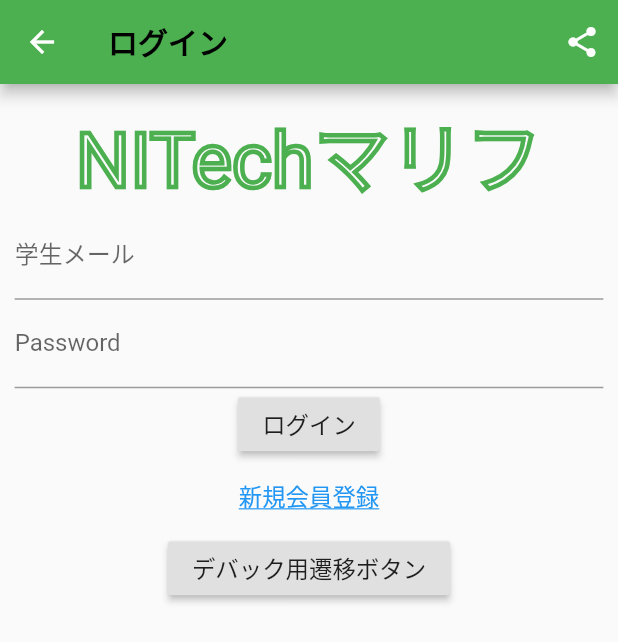
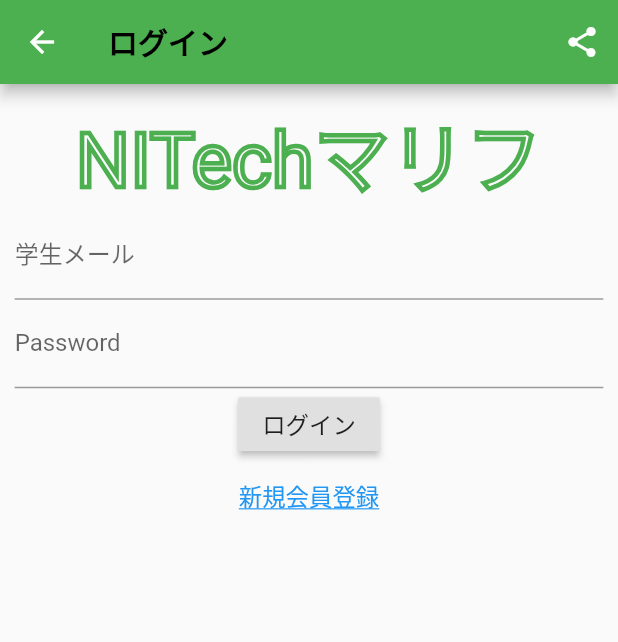
Before and after one commit to CoreForceNITech/share_box, a Flutter app: the screen it shows after launch, on a phone screen of 412 x 824 dp. Shown: the top 642 px of the screen. Run offline on Flutter 3.47's test engine with Material 2 defaults, Android fonts, the phone set to English and light mode, and no system bars; our stand-ins replace firebase_auth, firebase_core, flutter_secure_storage, get, share_plus; accounts and stored records are empty.

Commit message:
ver0.3.0.5 形式の整理

```diff
--- a/lib/Pages/announcement.dart
+++ b/lib/Pages/announcement.dart
@@ -9,7 +9,6 @@ class Announcement extends StatefulWidget {
 }
 
 class _AnnouncementState extends State<Announcement> {
-
   @override
   Widget build(BuildContext context) {
     //web,Android上の戻るボタン
--- a/lib/Pages/home.dart
+++ b/lib/Pages/home.dart
@@ -63,7 +63,7 @@ class _HomeState extends State<Home> {
             ),
           ),
         ),
-        bottomNavigationBar: MyDrawer.myBottomNavigationBar(context,0),
+        bottomNavigationBar: MyDrawer.myBottomNavigationBar(context, 0),
       ),
     );
   }
--- a/lib/Pages/login.dart
+++ b/lib/Pages/login.dart
@@ -1,4 +1,3 @@
-import 'package:firebase_auth/firebase_auth.dart';
 import 'package:flutter/material.dart';
 import 'package:share_box/Pages/home.dart';
 import 'package:share_box/Pages/new_register.dart';
@@ -6,8 +5,6 @@ import 'package:share_box/my_class/firebase_auth_error.dart';
 import 'package:share_box/my_class/firebase_auth_login.dart';
 import 'package:share_box/my_class/my_drawer.dart';
 import 'package:share_box/utils/dimensions.dart';
-
-final FirebaseAuth auth = FirebaseAuth.instance;
 
 class Login extends StatefulWidget {
   @override
@@ -93,13 +90,12 @@ class _LoginState extends State<Login> {
                     //フォームの入力内容を代入
                     _id = idController.text;
                     _password = passwordController.text;
-
                     final FirebaseAuthResultStatus signInResult =
-                    await FirebaseLogin.signInId(_id, _password);
+                        await FirebaseLogin.signInId(_id, _password);
                     if (signInResult != FirebaseAuthResultStatus.Successful) {
                       final errorMessage =
-                      FirebaseAuthExceptionHandler.exceptionMessage(
-                          signInResult);
+                          FirebaseAuthExceptionHandler.exceptionMessage(
+                              signInResult);
                       FirebaseLogin.showErrorDialog(context, errorMessage);
                     } else {
                       ScaffoldMessenger.of(context).showSnackBar(
@@ -121,19 +117,6 @@ class _LoginState extends State<Login> {
                     MyDrawer.movePage(context, NewRegister());
                   },
                 ),
-                RaisedButton(
-                  child: Text(
-                    'デバック用遷移ボタン',
-                    style: TextStyle(
-                      fontSize: Dimensions.font16,
-                    ),
-                  ),
-                  onPressed: () async {
-                    _id = idController.text;
-                    _password = passwordController.text;
-                    await MyDrawer.movePage(context, Home());
-                  },
-                ),
               ],
             ),
           ),
--- a/lib/Pages/main.dart
+++ b/lib/Pages/main.dart
@@ -8,19 +8,10 @@ import 'package:get/get.dart';
 import 'package:provider/provider.dart';
 import 'package:share_box/Pages/home.dart';
 import 'package:share_box/Pages/login.dart';
+import 'package:share_box/my_class/firebase_auth_login.dart';
 import 'package:share_box/my_class/my_drawer.dart';
 
 final FirebaseAuth auth = FirebaseAuth.instance;
-
-// 更新可能なデータ
-class UserState extends ChangeNotifier {
-  User? _user;
-
-  void setUser(User newUser) {
-    _user = newUser;
-    notifyListeners();
-  }
-}
 
 void main() async {
   //firebaseの呼び出し
@@ -33,18 +24,16 @@ void main() async {
       exit(1);
     }
   };
-  runApp(MyApp());
+  runApp(const MyApp());
 }
 
 class MyApp extends StatelessWidget {
-  MyApp({Key? key}) : super(key: key);
-
-  final UserState userState = UserState();
+  const MyApp({Key? key}) : super(key: key);
 
   @override
   Widget build(BuildContext context) {
     return ChangeNotifierProvider<UserState>(
-      create: (context) => userState,
+      create: (context) => UserState(),
       child: GetMaterialApp(
         //demoの赤帯削除
         debugShowCheckedModeBanner: false,
@@ -53,7 +42,7 @@ class MyApp extends StatelessWidget {
           //アプリ全体のテーマ色は緑
           primarySwatch: Colors.green,
         ),
-        home: MyHomePage(title: 'StartPage!'),
+        home: const MyHomePage(title: 'StartPage!'),
       ),
     );
   }
@@ -68,7 +57,7 @@ class MyHomePage extends StatefulWidget {
 }
 
 class _MyHomePageState extends State<MyHomePage> {
-  //ログイン状態のチェック(非同期で行う)
+  //ログイン状態のチェック(非同期)
   void checkUser(BuildContext context) async {
     final User? currentUser = await auth.currentUser;
     final userState = Provider.of<UserState>(context, listen: false);
@@ -88,13 +77,10 @@ class _MyHomePageState extends State<MyHomePage> {
 
   @override
   Widget build(BuildContext context) {
-    return Scaffold(
+    return const Scaffold(
       body: Center(
-        child: Container(
-          child: Text("Loading..."),
-        ),
+        child: Text("Loading..."),
       ),
     );
   }
-
 }
--- a/lib/Pages/my_page.dart
+++ b/lib/Pages/my_page.dart
@@ -1,4 +1,3 @@
-import 'package:firebase_auth/firebase_auth.dart';
 import 'package:flutter/material.dart';
 import 'package:share_box/Pages/home.dart';
 import 'package:share_box/Pages/login.dart';
@@ -10,8 +9,6 @@ import 'package:share_box/Pages/mypage_pages/inquiry.dart';
 import 'package:share_box/Pages/mypage_pages/privacy_policy.dart';
 import 'package:share_box/my_class/my_drawer.dart';
 import 'package:share_box/utils/dimensions.dart';
-
-final FirebaseAuth auth = FirebaseAuth.instance;
 
 class MyPage extends StatefulWidget {
   @override
@@ -131,13 +128,12 @@ class _MyPageState extends State<MyPage> {
                       fontSize: Dimensions.font16,
                     ),
                   ),
-                  onPressed: () async{
+                  onPressed: () async {
                     await auth.signOut();
                     if (auth.currentUser == null) {
                       print('ログアウトしました！');
                     }
-                    MyDrawer.movePage(
-                        context, Login());
+                    MyDrawer.movePage(context, Login());
                   },
                 ),
               ],
--- a/lib/Pages/new_register.dart
+++ b/lib/Pages/new_register.dart
@@ -1,10 +1,7 @@
-import 'package:firebase_auth/firebase_auth.dart';
 import 'package:flutter/material.dart';
 import 'package:share_box/Pages/main.dart';
 import 'package:share_box/my_class/my_drawer.dart';
 import 'package:share_box/utils/dimensions.dart';
-
-final FirebaseAuth auth = FirebaseAuth.instance;
 
 class NewRegister extends StatefulWidget {
   @override
@@ -167,14 +164,14 @@ class _NewRegisterState extends State<NewRegister> {
                           email: _nitId,
                           password: _password,
                         );
-                          await MyDrawer.storage.write(
-                              key: _id, value: _password);
-                          await MyDrawer.movePage(context, const MyHomePage(
-                              title: 'LoginPage!'));
+                        await MyDrawer.storage
+                            .write(key: _id, value: _password);
+                        await MyDrawer.movePage(
+                            context, const MyHomePage(title: 'LoginPage!'));
                       } catch (e) {
                         print(e.toString());
                       }
-                      }else{
+                    } else {
                       print("入力が不正です。");
                     }
                   },
--- a/lib/my_class/my_drawer.dart
+++ b/lib/my_class/my_drawer.dart
@@ -12,9 +12,10 @@ class MyDrawer {
   統一のPaddingサイズの定義
   使い方:
    */
-  static EdgeInsets paddingSize(){
+  static EdgeInsets paddingSize() {
     return EdgeInsets.all(Dimensions.width20);
   }
+
   /*
   自動ログインパスワード保管用(片瀬)
   使い方:
--- a/lib/my_class/my_share.dart
+++ b/lib/my_class/my_share.dart
@@ -1,11 +1,13 @@
 import 'package:flutter/material.dart';
+
 //共有(share)のメソッド
 import 'package:share_plus/share_plus.dart';
 
 class MyShare {
-  static void _share() => Share.share('みんなも教科書を売買しよう!',subject: 'おすすめの教科書売買アプリ!');
+  static void _share() =>
+      Share.share('みんなも教科書を売買しよう!', subject: 'おすすめの教科書売買アプリ!');
 
-  static Widget myShare(){
+  static Widget myShare() {
     return IconButton(
       icon: const Icon(Icons.share),
       onPressed: () => _share(),
```
Also changed, not shown: lib/my_class/firebase_auth_error.dart (+10 -1 lines), lib/my_class/firebase_auth_login.dart (+12 -3 lines). Lines whose indentation alone changed are shown as unchanged.
